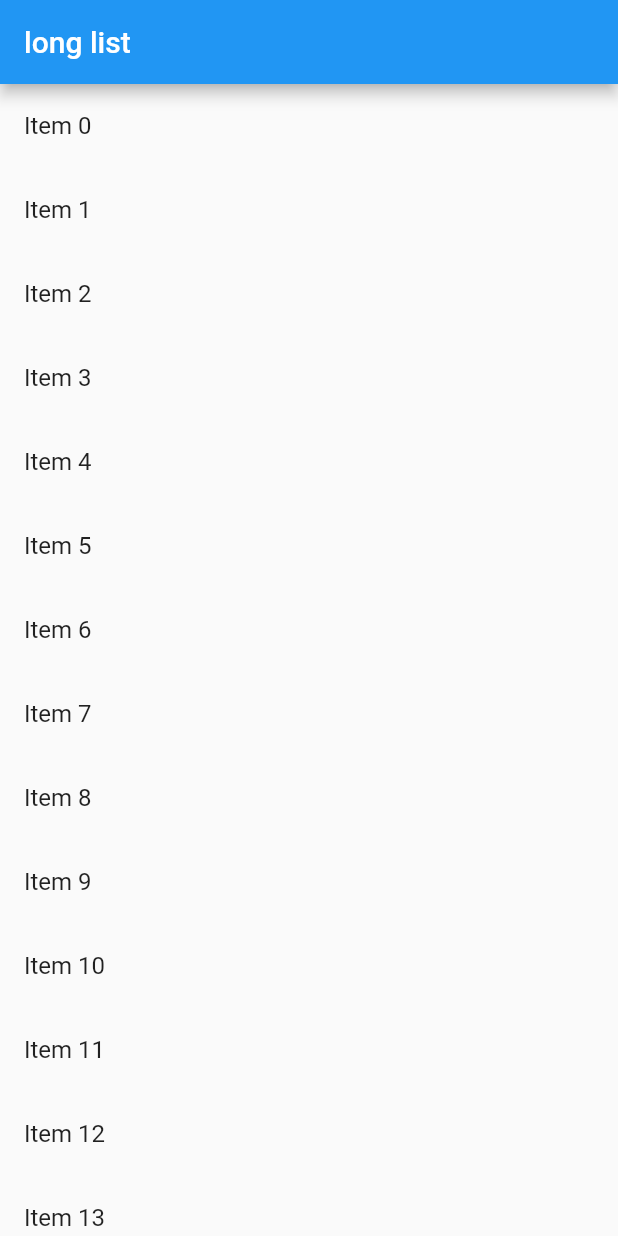
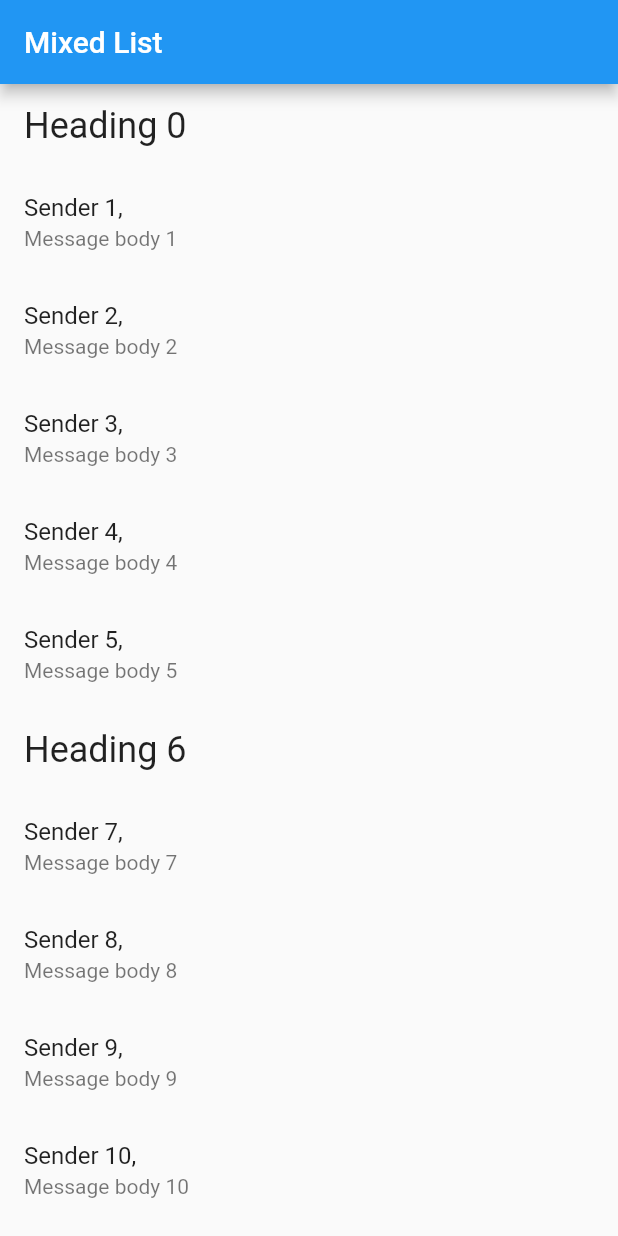
Before and after one commit to JianchuanWu/helloworld, a Flutter app: the screen it shows after launch, on a phone screen of 412 x 824 dp. Run offline on Flutter 3.47's test engine with Material 2 defaults, Android fonts, the phone set to English and light mode, and no system bars; our stand-ins replace cached_network_image, transparent_image.

Commit message:
使用不同类型的子项创建列表。

```diff
--- /dev/null
+++ b/lib/MixedList.dart
@@ -0,0 +1,57 @@
+import 'package:flutter/material.dart';
+import 'package:meta/meta.dart';
+
+class MixedList extends StatelessWidget {
+  final List<ListItem> items;
+
+  MixedList({Key key, @required this.items}) : super(key: key);
+
+  @override
+  Widget build(BuildContext context) {
+    final title = 'Mixed List';
+
+    return new MaterialApp(
+      title: title,
+      home: new Scaffold(
+        appBar: new AppBar(
+          title: new Text(title),
+        ),
+        body: new ListView.builder(
+          itemCount: items.length,
+          itemBuilder: (context, index) {
+            final item = items[index];
+
+            if (item is HeadingItem) {
+              return new ListTile(
+                title: new Text(
+                  item.heading,
+                  style: Theme.of(context).textTheme.headline,
+                ),
+              );
+            } else if (item is MessageItem) {
+              return new ListTile(
+                title: new Text(item.sender),
+                subtitle: new Text(item.body),
+              );
+            }
+          },
+        ),
+      ),
+    );
+  }
+}
+
+abstract class ListItem {}
+
+class HeadingItem implements ListItem {
+  final String heading;
+
+  HeadingItem(this.heading);
+}
+
+class MessageItem implements ListItem {
+  final String sender;
+  final String body;
+
+  MessageItem(this.sender, this.body);
+}
--- a/lib/main.dart
+++ b/lib/main.dart
@@ -1,6 +1,10 @@
 import 'package:flutter/material.dart';
-import 'package:helloworld/MyLongListApp.dart';
+import 'package:helloworld/MixedList.dart';
 
-void main() => runApp(new MyLongListApp(
-      items: new List<String>.generate(10000, (i) => "Item $i"),
+void main() => runApp(new MixedList(
+      items: new List<ListItem>.generate(
+          1000,
+          (i) => i % 6 == 0
+              ? new HeadingItem("Heading $i")
+              : new MessageItem('Sender $i,', 'Message body $i')),
     ));
```
